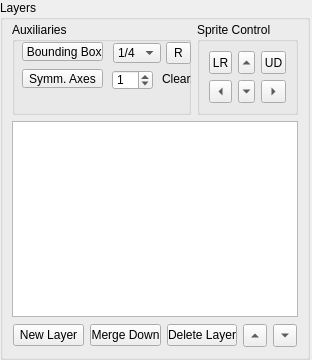
This is editor_app/gui/layers_sprites.ui in danielmeinert/objectcreator as Qt 5 draws it before an edit. The edited form follows.
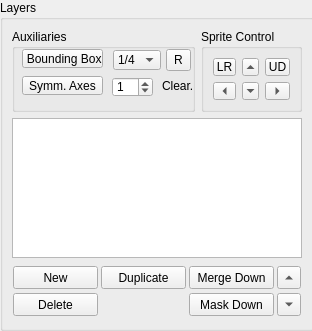
This is the edited form. Custom widgets are drawn as their Qt base class.

Commit message: add new layer actions: duplicate and mask down, add sprite saving/loading

The edit to the form file:
```diff
--- a/editor_app/gui/layers_sprites.ui
+++ b/editor_app/gui/layers_sprites.ui
@@ -7,7 +7,7 @@
     <x>0</x>
     <y>0</y>
     <width>312</width>
-    <height>360</height>
+    <height>331</height>
    </rect>
   </property>
   <property name="sizePolicy">
@@ -19,7 +19,7 @@
   <property name="minimumSize">
    <size>
     <width>312</width>
-    <height>200</height>
+    <height>265</height>
    </size>
   </property>
   <property name="maximumSize">
@@ -49,6 +49,9 @@
    </property>
    <item>
     <widget class="QGroupBox" name="groupBox_tools">
+     <property name="enabled">
+      <bool>true</bool>
+     </property>
      <property name="sizePolicy">
       <sizepolicy hsizetype="Minimum" vsizetype="Minimum">
        <horstretch>0</horstretch>
@@ -58,7 +61,7 @@
      <property name="minimumSize">
       <size>
        <width>310</width>
-       <height>0</height>
+       <height>250</height>
       </size>
      </property>
      <property name="maximumSize">
@@ -71,8 +74,8 @@
       <string>Layers</string>
      </property>
      <layout class="QVBoxLayout" name="verticalLayout_2">
-      <property name="topMargin">
-       <number>2</number>
+      <property name="sizeConstraint">
+       <enum>QLayout::SetMinimumSize</enum>
       </property>
       <item>
        <widget class="QWidget" name="widget_2" native="true">
@@ -106,7 +109,7 @@
            <property name="minimumSize">
             <size>
              <width>100</width>
-             <height>0</height>
+             <height>83</height>
             </size>
            </property>
            <property name="title">
@@ -475,8 +478,29 @@
        </widget>
       </item>
       <item>
-       <widget class="QWidget" name="widget" native="true">
-        <layout class="QHBoxLayout" name="horizontalLayout">
+       <widget class="QWidget" name="widget_layer_actions" native="true">
+        <property name="sizePolicy">
+         <sizepolicy hsizetype="Minimum" vsizetype="Minimum">
+          <horstretch>0</horstretch>
+          <verstretch>0</verstretch>
+         </sizepolicy>
+        </property>
+        <property name="minimumSize">
+         <size>
+          <width>290</width>
+          <height>55</height>
+         </size>
+        </property>
+        <property name="maximumSize">
+         <size>
+          <width>290</width>
+          <height>16777215</height>
+         </size>
+        </property>
+        <layout class="QGridLayout" name="gridLayout_2">
+         <property name="sizeConstraint">
+          <enum>QLayout::SetDefaultConstraint</enum>
+         </property>
          <property name="leftMargin">
           <number>1</number>
          </property>
@@ -489,28 +513,58 @@
          <property name="bottomMargin">
           <number>1</number>
          </property>
-         <item>
+         <property name="spacing">
+          <number>3</number>
+         </property>
+         <item row="0" column="0">
           <widget class="QPushButton" name="button_new">
+           <property name="minimumSize">
+            <size>
+             <width>0</width>
+             <height>23</height>
+            </size>
+           </property>
+           <property name="toolTip">
+            <string>Add new layer at current position</string>
+           </property>
            <property name="text">
-            <string>New Layer</string>
+            <string>New</string>
            </property>
           </widget>
          </item>
-         <item>
+         <item row="0" column="1">
+          <widget class="QPushButton" name="button_duplicate">
+           <property name="minimumSize">
+            <size>
+             <width>0</width>
+             <height>23</height>
+            </size>
+           </property>
+           <property name="toolTip">
+            <string>Duplicate current layer</string>
+           </property>
+           <property name="text">
+            <string>Duplicate</string>
+           </property>
+          </widget>
+         </item>
+         <item row="0" column="2">
           <widget class="QPushButton" name="button_merge">
+           <property name="minimumSize">
+            <size>
+             <width>0</width>
+             <height>23</height>
+            </size>
+           </property>
+           <property name="toolTip">
+            <string>Merge current layer and layer below into one layer</string>
+           </property>
            <property name="text">
             <string>Merge Down</string>
            </property>
           </widget>
          </item>
-         <item>
-          <widget class="QPushButton" name="button_delete">
-           <property name="text">
-            <string>Delete Layer</string>
-           </property>
-          </widget>
-         </item>
-         <item>
+         <item row="0" column="3">
           <widget class="QToolButton" name="button_up">
            <property name="text">
             <string/>
@@ -520,7 +574,39 @@
            </property>
           </widget>
          </item>
-         <item>
+         <item row="1" column="0">
+          <widget class="QPushButton" name="button_delete">
+           <property name="minimumSize">
+            <size>
+             <width>0</width>
+             <height>23</height>
+            </size>
+           </property>
+           <property name="toolTip">
+            <string>Delete current layer</string>
+           </property>
+           <property name="text">
+            <string>Delete</string>
+           </property>
+          </widget>
+         </item>
+         <item row="1" column="2">
+          <widget class="QPushButton" name="button_mask">
+           <property name="minimumSize">
+            <size>
+             <width>0</width>
+             <height>23</height>
+            </size>
+           </property>
+           <property name="toolTip">
+            <string>Crop all pixels masked from layer below</string>
+           </property>
+           <property name="text">
+            <string>Mask Down</string>
+           </property>
+          </widget>
+         </item>
+         <item row="1" column="3">
           <widget class="QToolButton" name="button_down">
            <property name="text">
             <string/>
```
Left out of the diff: 3 changed lines with no effect on the pictures. The commit also changes 6 other files.
